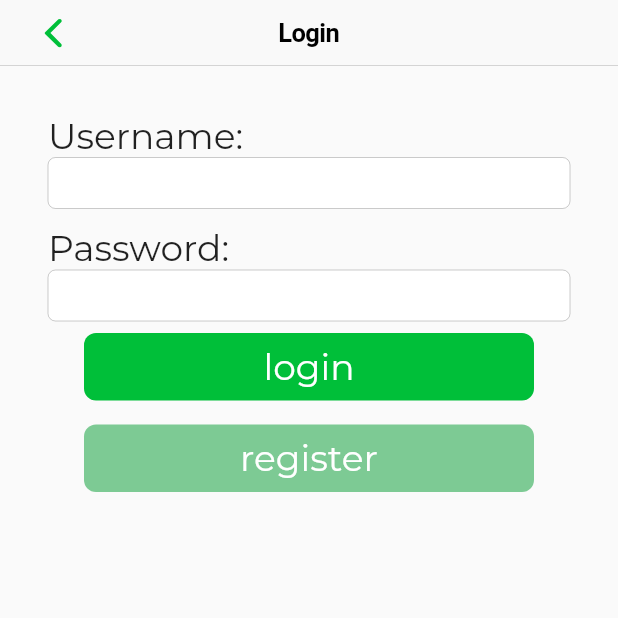
After one commit to DiegoZaff/EcoWorld, a Flutter app: the screen it shows after launch, after a tap on an icon or button, on a phone screen of 412 x 824 dp, the top half of it. The commit adds this screen. Run offline on Flutter 3.47's test engine with Material 2 defaults, Android fonts, the phone set to English and light mode, and no system bars; our stand-ins replace flutter_hooks, flutter_svg, fluttertoast, go_router, google_fonts.

Commit message:
login page

```diff
--- /dev/null
+++ b/lib/api/user.dart
@@ -0,0 +1,48 @@
+import 'dart:convert';
+
+import 'package:flutter/cupertino.dart';
+import 'package:fluttertoast/fluttertoast.dart';
+import 'package:http/http.dart' as http;
+
+const String baseUrl =
+    "ip172-18-0-30-ch6dmeae69v000ffank0-3000.direct.labs.play-with-docker.com";
+
+class User {
+  final String username;
+  final String password;
+
+  const User({required this.username, required this.password});
+
+  factory User.fromJson(Map<String, dynamic> json) {
+    return User(
+      username: json['username'] as String,
+      password: json['password'] as String,
+    );
+  }
+
+  static Map<String, dynamic> toJson(User user) {
+    return <String, dynamic>{
+      'username': user.username,
+      'password': user.password,
+    };
+  }
+}
+
+Future<User> registerUser(String username, String password) async {
+  String body = jsonEncode({'username': username, 'password': password});
+
+  http.Response response = await http.post(Uri.http(baseUrl, '/register'),
+      body: body, headers: {'Content-Type': 'application/json'});
+
+  Map<String, dynamic> json = jsonDecode(response.body);
+
+  if (response.statusCode != 200) {
+    Fluttertoast.showToast(
+      msg: json['message'],
+      backgroundColor: const Color.fromARGB(255, 238, 37, 37),
+    );
+    throw Exception(json['message']);
+  } else {
+    return User.fromJson(jsonDecode(response.body));
+  }
+}
--- /dev/null
+++ b/lib/components/button.dart
@@ -0,0 +1,66 @@
+import 'package:flutter/material.dart';
+
+enum ButtonType {
+  primary,
+  secondary,
+  destructive,
+}
+
+// ignore: must_be_immutable
+class Button extends StatelessWidget {
+  final ButtonType type;
+  final String text;
+  final Function onPressed;
+
+  late Color color;
+
+  Button({
+    super.key,
+    this.type = ButtonType.primary,
+    required this.text,
+    required this.onPressed,
+  }) {
+    switch (type) {
+      case ButtonType.primary:
+        color = const Color.fromARGB(255, 0, 191, 57);
+        break;
+      case ButtonType.secondary:
+        // very desaturated green
+        color = const Color.fromARGB(255, 125, 202, 148);
+        break;
+      case ButtonType.destructive:
+        color = const Color.fromARGB(255, 238, 37, 37);
+        break;
+      default:
+        color = const Color.fromARGB(255, 0, 191, 57);
+        break;
+    }
+  }
+
+  @override
+  Widget build(BuildContext context) {
+    return SizedBox(
+      width: double.infinity,
+      child: Container(
+          margin: const EdgeInsets.fromLTRB(24, 8, 24, 8),
+          alignment: Alignment.center,
+          padding: const EdgeInsets.fromLTRB(24, 8, 24, 8),
+          decoration: BoxDecoration(
+            color: color,
+            borderRadius: BorderRadius.circular(8),
+          ),
+          child: GestureDetector(
+            onTap: () {
+              onPressed();
+            },
+            child: Text(
+              text,
+              style: const TextStyle(
+                color: Colors.white,
+                fontSize: 24,
+              ),
+            ),
+          )),
+    );
+  }
+}
--- a/lib/components/user_info.dart
+++ b/lib/components/user_info.dart
@@ -31,9 +31,14 @@ class UserInfo extends StatelessWidget {
                     Icons.person,
                   ),
                 ),
-                Text(
-                  '$name\n$surname',
-                  style: Theme.of(context).textTheme.titleMedium,
+                TextButton(
+                  onPressed: () {
+                    context.push('/login');
+                  },
+                  child: Text(
+                    '$name\n$surname',
+                    style: Theme.of(context).textTheme.titleMedium,
+                  ),
                 ),
                 const Spacer(),
                 const PersonalScore(
--- a/lib/main.dart
+++ b/lib/main.dart
@@ -1,7 +1,7 @@
 import 'package:eco_app/classes/user_leaderboard.dart';
-import 'package:eco_app/components/leaderboards/leaderboard_tile.dart';
 import 'package:eco_app/pages/home_page.dart';
 import 'package:eco_app/pages/leaderboards.dart';
+import 'package:eco_app/pages/login.dart';
 import 'package:flutter/material.dart';
 import 'package:go_router/go_router.dart';
 import 'package:google_fonts/google_fonts.dart';
@@ -22,7 +22,7 @@ final GoRouter _router = GoRouter(
     GoRoute(
       path: '/login',
       builder: (BuildContext context, GoRouterState state) {
-        return const HomePage();
+        return const Login();
       },
     ),
     GoRoute(
--- /dev/null
+++ b/lib/pages/login.dart
@@ -0,0 +1,90 @@
+import 'package:eco_app/components/button.dart';
+import 'package:flutter/cupertino.dart';
+import 'package:flutter/material.dart';
+import 'package:flutter_hooks/flutter_hooks.dart';
+import 'package:go_router/go_router.dart';
+
+import '../api/user.dart';
+
+class Login extends HookWidget {
+  const Login({super.key});
+
+  static Route<dynamic> route() {
+    return CupertinoPageRoute<void>(builder: (_) => const Login());
+  }
+
+  @override
+  Widget build(BuildContext context) {
+    var username = useState("");
+    var password = useState("");
+
+    return Scaffold(
+      appBar: CupertinoNavigationBar(
+        leading: CupertinoNavigationBarBackButton(
+            onPressed: () {
+              GoRouter.of(context).pop();
+            },
+            //  green kinda ecologist
+            color: const Color.fromARGB(255, 0, 191, 57)),
+        middle: const Text("Login"),
+      ),
+      body: Column(
+        children: [
+          Form(
+              child: Padding(
+            padding: const EdgeInsets.all(32),
+            child: Column(
+              children: [
+                const SizedBox(
+                  width: double.infinity,
+                  child: Text(
+                    "Username: ",
+                    style: TextStyle(fontSize: 24),
+                  ),
+                ),
+                CupertinoTextField(
+                  onChanged: (value) => username.value = value.trim(),
+                ),
+                const Padding(
+                  padding: EdgeInsets.fromLTRB(0, 12, 0, 0),
+                  child: SizedBox(
+                    width: double.infinity,
+                    child: Text(
+                      "Password: ",
+                      style: TextStyle(fontSize: 24),
+                    ),
+                  ),
+                ),
+                CupertinoTextField(
+                  obscureText: true,
+                  onChanged: (value) => password.value = value.trim(),
+                ),
+
+                // "Login" button
+                Button(
+                    text: 'login',
+                    onPressed: () {
+                      // TODO login
+                    }),
+                // "Register" button
+                Button(
+                  text: 'register',
+                  type: ButtonType.secondary,
+                  onPressed: () {
+                    if (username.value.isNotEmpty &&
+                        password.value.isNotEmpty) {
+                      try {
+                        registerUser(username.value, password.value);
+                        // ignore: empty_catches
+                      } catch (e) {}
+                    }
+                  },
+                )
+              ],
+            ),
+          ))
+        ],
+      ),
+    );
+  }
+}
--- a/pubspec.yaml
+++ b/pubspec.yaml
@@ -13,6 +13,9 @@ dependencies:
   go_router: ^7.0.0
   google_fonts: ^4.0.4
   http: ^0.13.5
+  flutter_hooks: ^0.18.6
+  fluttertoast: ^8.2.1
+  ionicons: ^0.2.2
 
 dev_dependencies:
   flutter_test:
```
Also changed, not shown: pubspec.lock, 3 other files.
